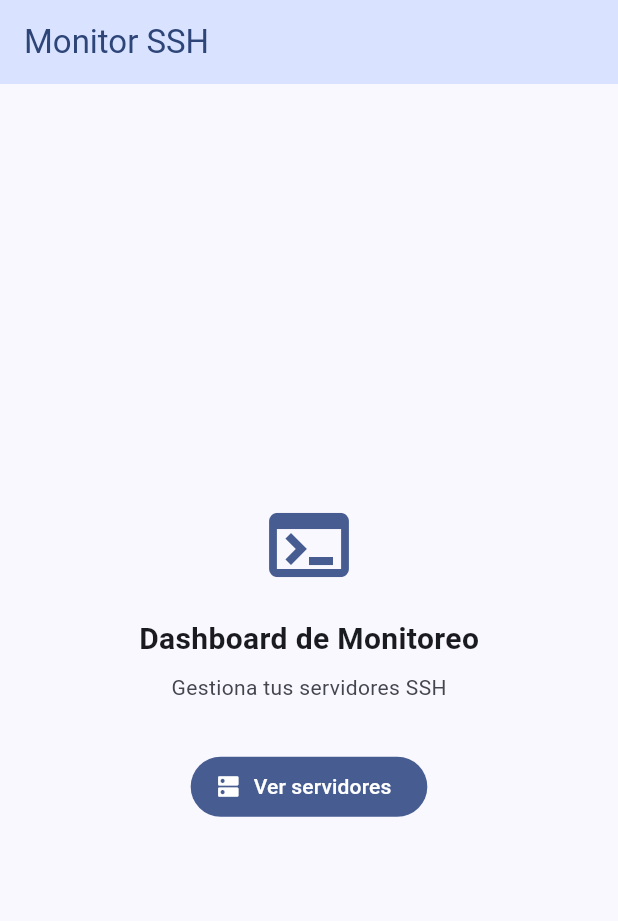
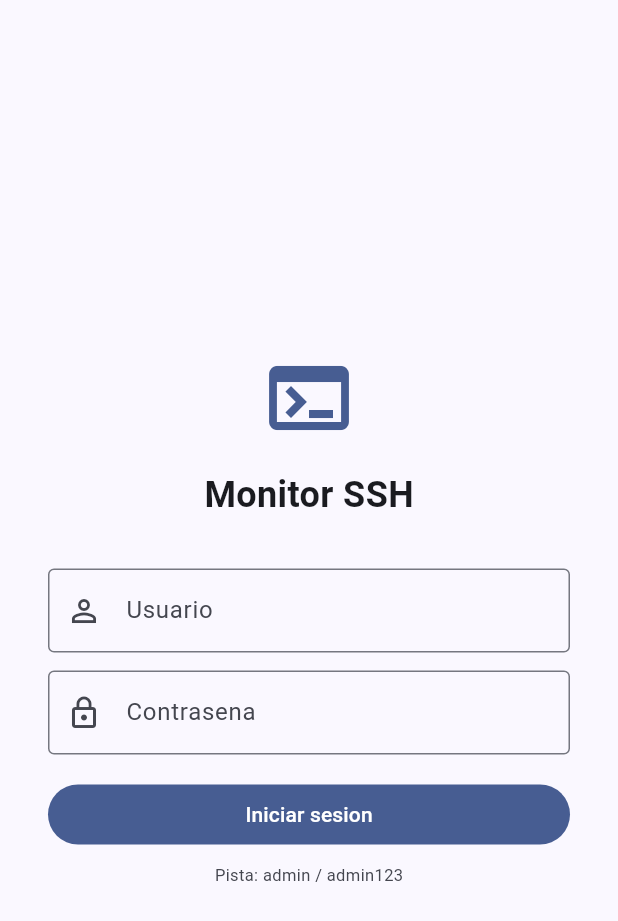
Before and after one commit to camb212/programacion_4_manana_benavidez, a Flutter app: the screen it shows after launch, on a phone screen of 412 x 824 dp. Shown: the top 921 px of the screen. Run offline on Flutter 3.47's test engine with Material 3 defaults, Android fonts, the phone set to English and light mode, and no system bars; our stand-ins replace flutter_riverpod, go_router.

Commit message:
02-07-2026

```diff
--- a/modulo_3/flutter/modulo10_riverpod/modulo11_gorouter/lib/main.dart
+++ b/modulo_3/flutter/modulo10_riverpod/modulo11_gorouter/lib/main.dart
@@ -1,11 +1,13 @@
 // lib/main.dart
 import 'package:flutter/material.dart';
 import 'package:flutter_riverpod/flutter_riverpod.dart';
+import 'package:modulo11_gorouter/router/app_router_paso2.dart';
+import 'package:modulo11_gorouter/router/app_router_paso3.dart';
+import 'package:modulo11_gorouter/router/app_router_paso4.dart';
+import 'package:modulo11_gorouter/router/app_router_paso5.dart';
 import 'router/app_router.dart';
-import 'router/app_router_paso2.dart';
-import 'router/app_router_paso3.dart';
-import 'router/app_router_paso4.dart';
-import 'router/app_router_paso5.dart';
+
+//import 'router/app_router_paso5.dart';
 
 // ┌──────────────────────────────────────────────────────────────────┐
 // │  Cambia este número y guarda (Ctrl+S) para navegar entre pasos. │
@@ -15,33 +17,29 @@ import 'router/app_router_paso5.dart';
 // │  4  Paso 4  ShellRoute completo + NavigationBar persistente     │
 // │  5  Paso 5  Guard redirect + pantalla de login + Riverpod       │
 // └──────────────────────────────────────────────────────────────────┘
-const int paso = 1;
+const int paso = 5;
 
 void main() {
-  runApp(
-    ProviderScope(
-      child: AppMonitoreo(paso: paso),
-    ),
-  );
+  runApp(ProviderScope(child: AppMonitoreo(paso: paso)));
 }
 
-class AppMonitoreo extends StatelessWidget {
+class AppMonitoreo extends ConsumerWidget {
   final int paso;
   const AppMonitoreo({super.key, required this.paso});
 
   @override
-  Widget build(BuildContext context) {
+  Widget build(BuildContext context, WidgetRef widgetRef) {
     final router = switch (paso) {
       1 => appRouter,
       2 => appRouterPaso2,
       3 => appRouterPaso3,
       4 => appRouterPaso4,
-      5 => appRouterPaso5(context),
+      5 => appRouterPaso5(widgetRef),
       _ => appRouter,
     };
 
     return MaterialApp.router(
-      title:        'Monitor SSH',
+      title: 'Monitor SSH',
       debugShowCheckedModeBanner: false,
       routerConfig: router,
       theme: ThemeData(
--- /dev/null
+++ b/modulo_3/flutter/modulo10_riverpod/modulo11_gorouter/lib/providers/auth_provider.dart
@@ -0,0 +1,38 @@
+// lib/providers/auth_provider.dart
+import 'package:flutter_riverpod/flutter_riverpod.dart';
+
+// Estado de autenticación con sealed class
+sealed class AuthState { const AuthState(); }
+class SinSesion   extends AuthState { const SinSesion(); }
+class Cargando    extends AuthState { const Cargando(); }
+class Autenticado extends AuthState {
+  final String usuario;
+  const Autenticado(this.usuario);
+}
+class ErrorAuth   extends AuthState {
+  final String mensaje;
+  const ErrorAuth(this.mensaje);
+}
+
+class AuthNotifier extends Notifier<AuthState> {
+  @override
+  AuthState build() => const SinSesion();
+
+  Future<void> login(String usuario, String password) async {
+    state = const Cargando();
+    await Future.delayed(const Duration(seconds: 1));
+
+    if (usuario == 'admin' && password == 'admin123') {
+      state = Autenticado(usuario);
+    } else {
+      state = const ErrorAuth('Usuario o contraseña incorrectos');
+      await Future.delayed(const Duration(seconds: 2));
+      state = const SinSesion();
+    }
+  }
+
+  void logout() => state = const SinSesion();
+}
+
+final authProvider =
+    NotifierProvider<AuthNotifier, AuthState>(AuthNotifier.new);
--- a/modulo_3/flutter/modulo10_riverpod/modulo11_gorouter/lib/router/approuterpaso2.dart
+++ b/modulo_3/flutter/modulo10_riverpod/modulo11_gorouter/lib/router/app_router_paso2.dart
@@ -1,3 +1,4 @@
+// TODO Implement this library.
 // lib/router/app_router_paso2.dart
 import 'package:flutter/material.dart';
 import 'package:go_router/go_router.dart';
--- /dev/null
+++ b/modulo_3/flutter/modulo10_riverpod/modulo11_gorouter/lib/router/app_router_paso3.dart
@@ -0,0 +1,34 @@
+// TODO Implement this library.
+// lib/router/app_router_paso3.dart
+import 'package:flutter/material.dart';
+import 'package:go_router/go_router.dart';
+import 'package:modulo11_gorouter/screens/pantalla_servidores_filtro.dart';
+import '../screens/pantalla_inicio.dart';
+import '../screens/pantalla_detalle.dart';
+import '../models/servidor_ssh.dart';
+
+final appRouterPaso3 = GoRouter(
+  initialLocation: '/',
+  routes: [
+    GoRoute(
+      path:    '/',
+      builder: (context, state) => const PantallaInicio(),
+    ),
+    GoRoute(
+      path:    '/servidores',
+      builder: (context, state) {
+        // Query parameters — /servidores?soloSSL=true
+        final soloSSL = state.uri.queryParameters['soloSSL'] == 'true';
+        return PantallaServidoresFiltro(soloSSL: soloSSL);
+      },
+    ),
+    GoRoute(
+      path:    '/servidores/:id',
+      builder: (context, state) {
+        final id       = state.pathParameters['id']!;
+        final servidor = state.extra as ServidorSSH?;
+        return PantallaDetalle(id: id, servidor: servidor);
+      },
+    ),
+  ],
+);
--- /dev/null
+++ b/modulo_3/flutter/modulo10_riverpod/modulo11_gorouter/lib/router/app_router_paso4.dart
@@ -0,0 +1,45 @@
+// TODO Implement this library.
+// lib/router/app_router_paso4.dart
+import 'package:flutter/material.dart';
+import 'package:go_router/go_router.dart';
+import 'package:modulo11_gorouter/screens/scaffoldconnav.dart';
+import '../screens/pantalla_servidores.dart';
+import '../screens/pantalla_detalle.dart';
+import '../screens/pantalla_metricas.dart';
+import '../screens/pantalla_ajustes.dart';
+import '../models/servidor_ssh.dart';
+
+final appRouterPaso4 = GoRouter(
+  initialLocation: '/servidores',
+  debugLogDiagnostics: true,
+  routes: [
+    // ShellRoute — mantiene ScaffoldConNav vivo entre rutas hijas
+    ShellRoute(
+      builder: (context, state, child) => ScaffoldConNav(child: child),
+      routes: [
+        GoRoute(
+          path:    '/servidores',
+          builder: (_, __) => const PantallaServidores(),
+          routes: [
+            GoRoute(
+              path:    ':id',
+              builder: (context, state) {
+                final id       = state.pathParameters['id']!;
+                final servidor = state.extra as ServidorSSH?;
+                return PantallaDetalle(id: id, servidor: servidor);
+              },
+            ),
+          ],
+        ),
+        GoRoute(
+          path:    '/metricas',
+          builder: (_, __) => const PantallaMetricas(),
+        ),
+        GoRoute(
+          path:    '/ajustes',
+          builder: (_, __) => const PantallaAjustes(),
+        ),
+      ],
+    ),
+  ],
+);
--- /dev/null
+++ b/modulo_3/flutter/modulo10_riverpod/modulo11_gorouter/lib/router/app_router_paso5.dart
@@ -0,0 +1,57 @@
+// TODO Implement this library.
+// lib/router/app_router_paso5.dart
+import 'package:flutter/material.dart';
+import 'package:flutter_riverpod/flutter_riverpod.dart';
+import 'package:go_router/go_router.dart';
+import 'package:modulo11_gorouter/screens/scaffoldconnav.dart';
+import '../providers/auth_provider.dart';
+import '../screens/pantalla_servidores.dart';
+import '../screens/pantalla_detalle.dart';
+import '../screens/pantalla_metricas.dart';
+import '../screens/pantalla_ajustes.dart';
+import '../screens/pantalla_login.dart';
+import '../models/servidor_ssh.dart';
+
+// Función que crea el router con acceso al WidgetRef (para el guard)
+GoRouter appRouterPaso5(WidgetRef ref) => GoRouter(
+  initialLocation: '/servidores',
+  debugLogDiagnostics: true,
+  redirect: (context, state) {
+    final authState     = ref.read(authProvider);
+    final autenticado   = authState is Autenticado;
+    final enLogin       = state.matchedLocation == '/login';
+
+    // No autenticado y no está en /login → ir al login
+    if (!autenticado && !enLogin) return '/login';
+    // Autenticado y está en /login → ir a la app
+    if (autenticado && enLogin)   return '/servidores';
+    // Sin redirección
+    return null;
+  },
+  routes: [
+    ShellRoute(
+      builder: (context, state, child) => ScaffoldConNav(child: child),
+      routes: [
+        GoRoute(
+          path:    '/servidores',
+          builder: (_, __) => const PantallaServidores(),
+          routes: [
+            GoRoute(
+              path:    ':id',
+              builder: (context, state) => PantallaDetalle(
+                id:       state.pathParameters['id']!,
+                servidor: state.extra as ServidorSSH?,
+              ),
+            ),
+          ],
+        ),
+        GoRoute(path: '/metricas', builder: (_, __) => const PantallaMetricas()),
+        GoRoute(path: '/ajustes',  builder: (_, __) => const PantallaAjustes()),
+      ],
+    ),
+    GoRoute(
+      path:    '/login',
+      builder: (_, __) => const PantallaLogin(),
+    ),
+  ],
+);
--- /dev/null
+++ b/modulo_3/flutter/modulo10_riverpod/modulo11_gorouter/lib/screens/pantalla_login.dart
@@ -0,0 +1,106 @@
+// TODO Implement this library.
+// lib/screens/pantalla_login.dart
+import 'package:flutter/material.dart';
+import 'package:flutter_riverpod/flutter_riverpod.dart';
+import 'package:go_router/go_router.dart';
+import '../providers/auth_provider.dart';
+
+class PantallaLogin extends ConsumerStatefulWidget {
+  const PantallaLogin({super.key});
+
+  @override
+  ConsumerState<PantallaLogin> createState() => _PantallaLoginState();
+}
+
+class _PantallaLoginState extends ConsumerState<PantallaLogin> {
+  final _formKey  = GlobalKey<FormState>();
+  final _ctrlUser = TextEditingController();
+  final _ctrlPass = TextEditingController();
+
+  @override
+  void dispose() {
+    _ctrlUser.dispose();
+    _ctrlPass.dispose();
+    super.dispose();
+  }
+
+  @override
+  Widget build(BuildContext context) {
+    final authState = ref.watch(authProvider);
+    final cs        = Theme.of(context).colorScheme;
+
+    return Scaffold(
+      body: Center(
+        child: SingleChildScrollView(
+          padding: const EdgeInsets.all(32),
+          child: Form(
+            key: _formKey,
+            child: Column(
+              mainAxisSize: MainAxisSize.min,
+              children: [
+                Icon(Icons.terminal, size: 64, color: cs.primary),
+                const SizedBox(height: 16),
+                const Text('Monitor SSH',
+                    style: TextStyle(fontSize: 24, fontWeight: FontWeight.bold)),
+                const SizedBox(height: 32),
+
+                TextFormField(
+                  controller: _ctrlUser,
+                  decoration: const InputDecoration(
+                    labelText:  'Usuario',
+                    prefixIcon: Icon(Icons.person_outline),
+                    border:     OutlineInputBorder(),
+                  ),
+                  validator: (v) => v == null || v.isEmpty ? 'Requerido' : null,
+                ),
+                const SizedBox(height: 12),
+
+                TextFormField(
+                  controller:  _ctrlPass,
+                  obscureText: true,
+                  decoration: const InputDecoration(
+                    labelText:  'Contrasena',
+                    prefixIcon: Icon(Icons.lock_outline),
+                    border:     OutlineInputBorder(),
+                  ),
+                  validator: (v) => v == null || v.isEmpty ? 'Requerida' : null,
+                ),
+                const SizedBox(height: 8),
+
+                if (authState is ErrorAuth)
+                  Padding(
+                    padding: const EdgeInsets.only(bottom: 8),
+                    child: Text(authState.mensaje,
+                        style: TextStyle(color: cs.error)),
+                  ),
+                const SizedBox(height: 8),
+
+                SizedBox(
+                  width: double.infinity,
+                  child: FilledButton(
+                    onPressed: authState is Cargando
+                        ? null
+                        : () {
+                            if (!_formKey.currentState!.validate()) return;
+                            ref.read(authProvider.notifier).login(
+                                _ctrlUser.text, _ctrlPass.text);
+                          },
+                    child: authState is Cargando
+                        ? const SizedBox(
+                            width: 20, height: 20,
+                            child: CircularProgressIndicator(strokeWidth: 2),
+                          )
+                        : const Text('Iniciar sesion'),
+                  ),
+                ),
+                const SizedBox(height: 8),
+                Text('Pista: admin / admin123',
+                    style: TextStyle(fontSize: 11, color: cs.onSurfaceVariant)),
+              ],
+            ),
+          ),
+        ),
+      ),
+    );
+  }
+}
```
Also changed, not shown: modulo_3/flutter/modulo10_riverpod/modulo11_gorouter/lib/screens/pantalla_ajustes.dart (added, +18 -0 lines), modulo_3/flutter/modulo10_riverpod/modulo11_gorouter/lib/screens/pantalla_metricas.dart (added, +18 -0 lines), modulo_3/flutter/modulo10_riverpod/modulo11_gorouter/lib/screens/pantalla_servidores.dart (added, +37 -0 lines), modulo_3/flutter/modulo10_riverpod/modulo11_gorouter/lib/screens/pantalla_servidores_filtro.dart (added, +47 -0 lines), modulo_3/flutter/modulo10_riverpod/modulo11_gorouter/lib/screens/scaffoldconnav.dart (added, +47 -0 lines), modulo_3/flutter/modulo10_riverpod/modulo11_gorouter/lib/screens/pantalla_dashboard.dart (added).
